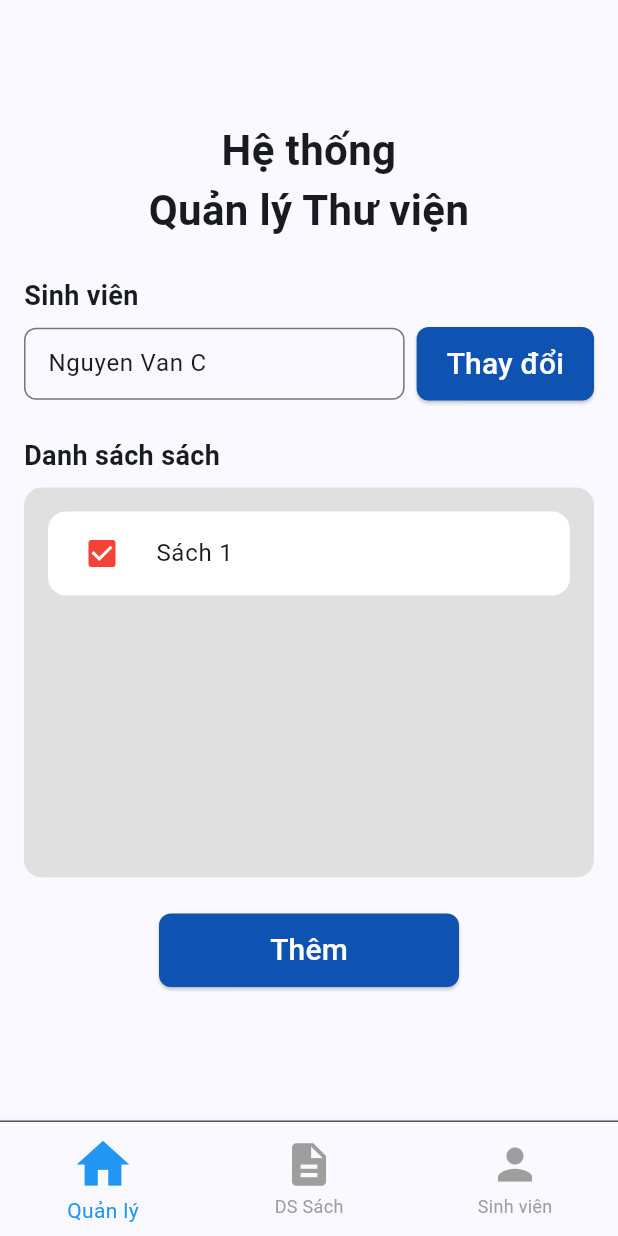
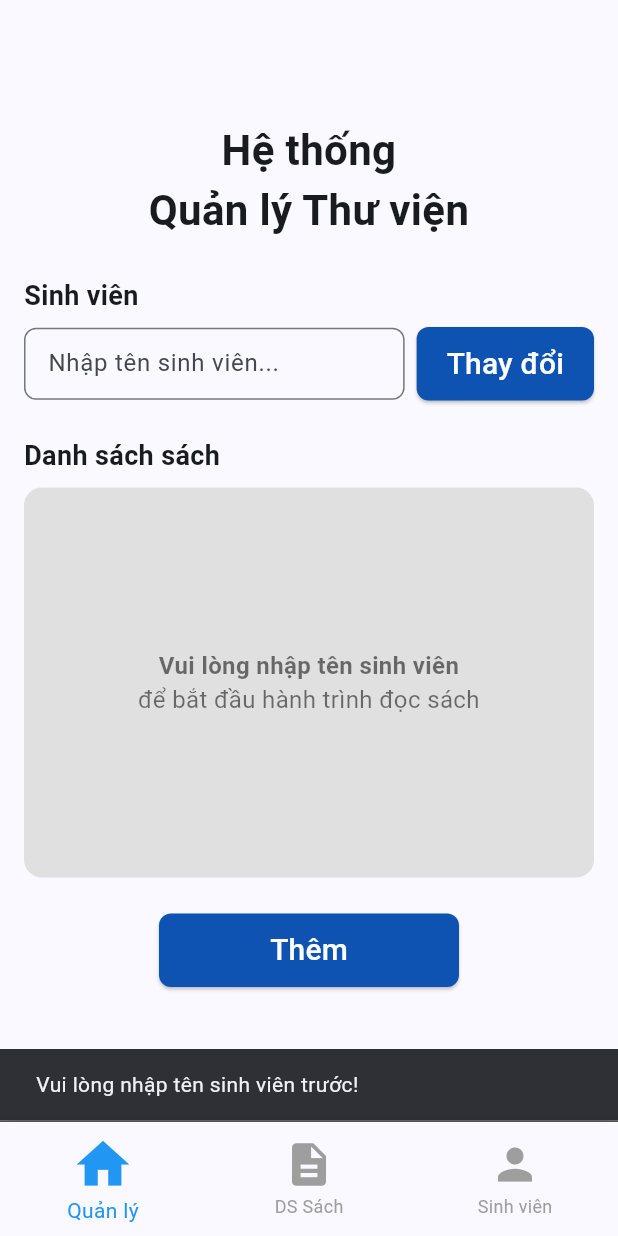
Before and after one commit to TUANKIET0397/Learning_mobile_device_programming, a Flutter app: the screen it shows after launch, after a tap on "Thêm", on a phone screen of 412 x 824 dp. Run offline on Flutter 3.47's test engine with Material 3 defaults, Android fonts, the phone set to English and light mode, and no system bars.

Commit message:
update logic for library management

```diff
--- /dev/null
+++ b/week3_th3/library_management/lib/data/library_data.dart
@@ -0,0 +1,23 @@
+import 'package:library_management/models/books.dart';
+import 'package:library_management/models/student.dart';
+
+class LibraryData {
+  // Dữ liệu sách có sẵn
+  static final List<Book> availableBooks = [
+    Book(id: '1', title: 'Clean Code', author: 'Robert C. Martin'),
+    Book(id: '2', title: 'Design Patterns', author: 'Gang of Four'),
+    Book(id: '3', title: 'The Pragmatic Programmer', author: 'Hunt & Thomas'),
+    Book(id: '4', title: 'Flutter in Action', author: 'Eric Windmill'),
+    Book(id: '5', title: 'Dart Apprentice', author: 'Jonathan Sande'),
+    Book(id: '6', title: 'Effective Java', author: 'Joshua Bloch'),
+    Book(id: '7', title: 'Head First Java', author: 'Kathy Sierra'),
+    Book(id: '8', title: 'Introduction to Algorithms', author: 'CLRS'),
+  ];
+
+  final Map<String, Student> students = {};
+
+  // Singleton
+  static final LibraryData _instance = LibraryData._internal();
+  factory LibraryData() => _instance;
+  LibraryData._internal();
+}
--- a/week3_th3/library_management/lib/models/books.dart
+++ b/week3_th3/library_management/lib/models/books.dart
@@ -1,6 +1,7 @@
-class Books {
-  int id;
-  String BookName;
+class Book {
+  final String id;
+  final String title;
+  final String author;
 
-  Books({required this.id, required this.BookName});
+  Book({required this.id, required this.title, required this.author});
 }
--- /dev/null
+++ b/week3_th3/library_management/lib/models/student.dart
@@ -0,0 +1,7 @@
+class Student {
+  final String name;
+  final List<String> borrowedBookIds;
+
+  Student({required this.name, List<String>? borrowedBookIds})
+    : borrowedBookIds = borrowedBookIds ?? [];
+}
--- a/week3_th3/library_management/lib/models/users.dart
+++ /dev/null
@@ -1,5 +0,0 @@
-class Users {
-  int id;
-  String name;
-  Users({required this.id, required this.name});
-}
--- a/week3_th3/library_management/lib/pages/books_manage_page.dart
+++ b/week3_th3/library_management/lib/pages/books_manage_page.dart
@@ -5,6 +5,6 @@ class BookManagePage extends StatelessWidget {
 
   @override
   Widget build(BuildContext context) {
-    return Text('Book Page');
+    return Center(child: Text('Book Page'));
   }
 }
--- a/week3_th3/library_management/lib/pages/home_page.dart
+++ b/week3_th3/library_management/lib/pages/home_page.dart
@@ -1,18 +1,145 @@
+// ========================================
+// FILE: lib/pages/home_page.dart (THAY THẾ HOÀN TOÀN)
+// ========================================
 import 'package:flutter/material.dart';
+import 'package:library_management/data/library_data.dart';
+import 'package:library_management/models/books.dart';
+import 'package:library_management/models/student.dart';
 
 class HomePage extends StatefulWidget {
-  const HomePage({super.key});
+  final LibraryData libraryData;
+
+  const HomePage({super.key, required this.libraryData});
 
   @override
   State<HomePage> createState() => _HomePageState();
 }
 
 class _HomePageState extends State<HomePage> {
-  final TextEditingController _nameController = TextEditingController(
-    text: 'Nguyen Van C',
-  );
+  final TextEditingController _nameController = TextEditingController();
+  String? _currentStudentName;
+  List<Book> _selectedBooks = []; // Sách tạm thời đang chọn (chưa lưu)
 
-  final List<String> borrowedBooks = []; // chuẩn bị cho màn hình sau
+  @override
+  void dispose() {
+    _nameController.dispose();
+    super.dispose();
+  }
+
+  // Khi người dùng thay đổi tên trong TextField
+  void _onNameChanged(String name) {
+    if (name.trim().isEmpty) {
+      setState(() {
+        _currentStudentName = null;
+        _selectedBooks = [];
+      });
+      return;
+    }
+
+    setState(() {
+      _currentStudentName = name.trim();
+
+      // Load sách của sinh viên nếu đã tồn tại
+      if (widget.libraryData.students.containsKey(name.trim())) {
+        final student = widget.libraryData.students[name.trim()]!;
+        _selectedBooks = LibraryData.availableBooks
+            .where((book) => student.borrowedBookIds.contains(book.id))
+            .toList();
+      } else {
+        _selectedBooks = []; // Sinh viên mới chưa có sách
+      }
+    });
+  }
+
+  // Nhấn nút "Thêm" -> Mở dialog chọn sách
+  void _showAddBookDialog() {
+    if (_currentStudentName == null || _currentStudentName!.isEmpty) {
+      ScaffoldMessenger.of(context).showSnackBar(
+        const SnackBar(content: Text('Vui lòng nhập tên sinh viên trước!')),
+      );
+      return;
+    }
+
+    final selectedIds = _selectedBooks.map((b) => b.id).toSet();
+    final availableToAdd = LibraryData.availableBooks
+        .where((book) => !selectedIds.contains(book.id))
+        .toList();
+
+    if (availableToAdd.isEmpty) {
+      ScaffoldMessenger.of(
+        context,
+      ).showSnackBar(const SnackBar(content: Text('Đã chọn hết sách rồi!')));
+      return;
+    }
+
+    showDialog(
+      context: context,
+      builder: (context) => AlertDialog(
+        title: const Text('Chọn sách để mượn'),
+        content: SizedBox(
+          width: double.maxFinite,
+          child: ListView.builder(
+            shrinkWrap: true,
+            itemCount: availableToAdd.length,
+            itemBuilder: (context, index) {
+              final book = availableToAdd[index];
+              return ListTile(
+                title: Text(book.title),
+                subtitle: Text(book.author),
+                trailing: const Icon(
+                  Icons.add_circle_outline,
+                  color: Colors.blue,
+                ),
+                onTap: () {
+                  setState(() {
+                    _selectedBooks.add(book);
+                  });
+                  Navigator.pop(context);
+                  ScaffoldMessenger.of(context).showSnackBar(
+                    SnackBar(content: Text('Đã chọn: ${book.title}')),
+                  );
+                },
+              );
+            },
+          ),
+        ),
+        actions: [
+          TextButton(
+            onPressed: () => Navigator.pop(context),
+            child: const Text('Đóng'),
+          ),
+        ],
+      ),
+    );
+  }
+
+  // Nhấn nút "Thay đổi" -> Lưu sách vào sinh viên
+  void _saveChanges() {
+    if (_currentStudentName == null || _currentStudentName!.isEmpty) {
+      ScaffoldMessenger.of(context).showSnackBar(
+        const SnackBar(content: Text('Vui lòng nhập tên sinh viên!')),
+      );
+      return;
+    }
+
+    // Tạo hoặc cập nhật sinh viên
+    final bookIds = _selectedBooks.map((b) => b.id).toList();
+    widget.libraryData.students[_currentStudentName!] = Student(
+      name: _currentStudentName!,
+      borrowedBookIds: bookIds,
+    );
+
+    ScaffoldMessenger.of(context).showSnackBar(
+      SnackBar(content: Text('Đã lưu thay đổi cho $_currentStudentName')),
+    );
+  }
+
+  // Xóa sách khỏi danh sách tạm
+  void _removeBook(Book book) {
+    setState(() {
+      _selectedBooks.remove(book);
+    });
+  }
 
   @override
   Widget build(BuildContext context) {
@@ -21,7 +148,6 @@ class _HomePageState extends State<HomePage> {
       child: Column(
         children: [
           const SizedBox(height: 60),
-
           const Text(
             'Hệ thống\nQuản lý Thư viện',
             textAlign: TextAlign.center,
@@ -29,14 +155,16 @@ class _HomePageState extends State<HomePage> {
           ),
           const SizedBox(height: 24),
 
-          /// ===== SINH VIÊN =====
+          // SINH VIÊN
           _sectionTitle('Sinh viên'),
           Row(
             children: [
               Expanded(
                 child: TextField(
                   controller: _nameController,
+                  onChanged: _onNameChanged, // ← Tự động load khi gõ
                   decoration: InputDecoration(
+                    hintText: 'Nhập tên sinh viên...',
                     border: OutlineInputBorder(
                       borderRadius: BorderRadius.circular(8),
                     ),
@@ -48,23 +176,13 @@ class _HomePageState extends State<HomePage> {
                 ),
               ),
               const SizedBox(width: 8),
-              _primaryButton(
-                text: 'Thay đổi',
-
-                onPressed: () {
-                  ScaffoldMessenger.of(context).showSnackBar(
-                    SnackBar(
-                      content: Text('Tên đã thay đổi: ${_nameController.text}'),
-                    ),
-                  );
-                },
-              ),
+              _primaryButton(text: 'Thay đổi', onPressed: _saveChanges),
             ],
           ),
 
           const SizedBox(height: 24),
 
-          /// ===== DANH SÁCH SÁCH =====
+          // DANH SÁCH SÁCH
           _sectionTitle('Danh sách sách'),
           _borrowedBooksBox(),
 
@@ -73,18 +191,12 @@ class _HomePageState extends State<HomePage> {
           _primaryButton(
             text: 'Thêm',
             width: 200,
-            onPressed: () {
-              setState(() {
-                borrowedBooks.add('Sách ${borrowedBooks.length + 1}');
-              });
-            },
+            onPressed: _showAddBookDialog,
           ),
         ],
       ),
     );
   }
-
-  // ===== WIDGET TÁI SỬ DỤNG =====
 
   Widget _sectionTitle(String title) {
     return Padding(
@@ -114,7 +226,7 @@ class _HomePageState extends State<HomePage> {
           padding: const EdgeInsets.symmetric(horizontal: 20, vertical: 10),
           shape: RoundedRectangleBorder(borderRadius: BorderRadius.circular(8)),
         ),
-        child: Text(text, style: TextStyle(fontSize: 20)),
+        child: Text(text, style: const TextStyle(fontSize: 20)),
       ),
     );
   }
@@ -122,26 +234,60 @@ class _HomePageState extends State<HomePage> {
   Widget _borrowedBooksBox() {
     return Container(
       width: double.infinity,
-      height: 260, // fixed
+      height: 260,
       padding: const EdgeInsets.all(16),
       decoration: BoxDecoration(
         color: Colors.grey.shade300,
         borderRadius: BorderRadius.circular(12),
       ),
-      child: borrowedBooks.isEmpty
-          ? const Center(
-              child: Text(
-                'Bạn chưa mượn quyển sách nào\n'
-                'Nhấn "Thêm" để bắt đầu hành trình đọc sách!',
+      child: _currentStudentName == null
+          ? Center(
+              child: Text.rich(
+                TextSpan(
+                  children: [
+                    TextSpan(
+                      text: 'Vui lòng nhập tên sinh viên\n',
+                      style: TextStyle(
+                        fontWeight: FontWeight.bold,
+                        color: Colors.black54,
+                        fontSize: 16,
+                      ),
+                    ),
+                    TextSpan(
+                      text: 'để bắt đầu hành trình đọc sách',
+                      style: TextStyle(color: Colors.black54, fontSize: 16),
+                    ),
+                  ],
+                ),
                 textAlign: TextAlign.center,
-                style: TextStyle(color: Colors.black54),
+              ),
+            )
+          : _selectedBooks.isEmpty
+          ? Center(
+              child: Text.rich(
+                TextSpan(
+                  children: [
+                    TextSpan(
+                      text: 'Bạn chưa mượn quyển sách nào\n',
+                      style: TextStyle(
+                        fontWeight: FontWeight.bold,
+                        color: Colors.black54,
+                      ),
+                    ),
+                    TextSpan(
+                      text: 'Nhấn "Thêm" để bắt đầu hành trình đọc sách!',
+                      style: TextStyle(color: Colors.black54),
+                    ),
+                  ],
+                ),
+                textAlign: TextAlign.center,
               ),
             )
           : ListView.separated(
               physics: const BouncingScrollPhysics(),
-              itemCount: borrowedBooks.length,
+              itemCount: _selectedBooks.length,
               itemBuilder: (context, index) {
-                final book = borrowedBooks[index];
+                final book = _selectedBooks[index];
                 return Container(
                   decoration: BoxDecoration(
                     color: Colors.white,
@@ -149,8 +295,12 @@ class _HomePageState extends State<HomePage> {
                   ),
                   child: CheckboxListTile(
                     value: true,
-                    onChanged: (v) {},
-                    title: Text(book),
+                    onChanged: (v) {
+                      if (v == false) {
+                        _removeBook(book);
+                      }
+                    },
+                    title: Text(book.title),
                     activeColor: Colors.red,
                     controlAffinity: ListTileControlAffinity.leading,
                   ),
--- a/week3_th3/library_management/lib/pages/lib_manage_page.dart
+++ b/week3_th3/library_management/lib/pages/lib_manage_page.dart
@@ -1,4 +1,5 @@
 import 'package:flutter/material.dart';
+import 'package:library_management/data/library_data.dart';
 import 'package:library_management/pages/books_manage_page.dart';
 import 'package:library_management/pages/home_page.dart';
 import 'package:library_management/pages/users_page.dart';
@@ -12,8 +13,19 @@ class LibManagePage extends StatefulWidget {
 
 class _LibManagePageState extends State<LibManagePage> {
   int _selectedIndex = 0;
+  final LibraryData _libraryData = LibraryData(); // ← THÊM DÒNG NÀY
 
-  final List<Widget> _pages = const [HomePage(), BookManagePage(), UsersPage()];
+  late final List<Widget> _pages;
+
+  @override
+  void initState() {
+    super.initState();
+    _pages = [
+      HomePage(libraryData: _libraryData), // ← TRUYỀN libraryData
+      const BookManagePage(),
+      const UsersPage(),
+    ];
+  }
 
   @override
   Widget build(BuildContext context) {
@@ -49,7 +61,6 @@ class _LibManagePageState extends State<LibManagePage> {
     );
   }
 }
-
 // import 'package:flutter/material.dart';
 // import 'package:library_management/pages/books_manage_page.dart';
 // import 'package:library_management/pages/users_page.dart';
--- a/week3_th3/library_management/lib/pages/users_page.dart
+++ b/week3_th3/library_management/lib/pages/users_page.dart
@@ -5,6 +5,6 @@ class UsersPage extends StatelessWidget {
 
   @override
   Widget build(BuildContext context) {
-    return const Text('User Page');
+    return Center(child: const Text('User Page'));
   }
 }
```
Also changed, not shown: 1 other file.
